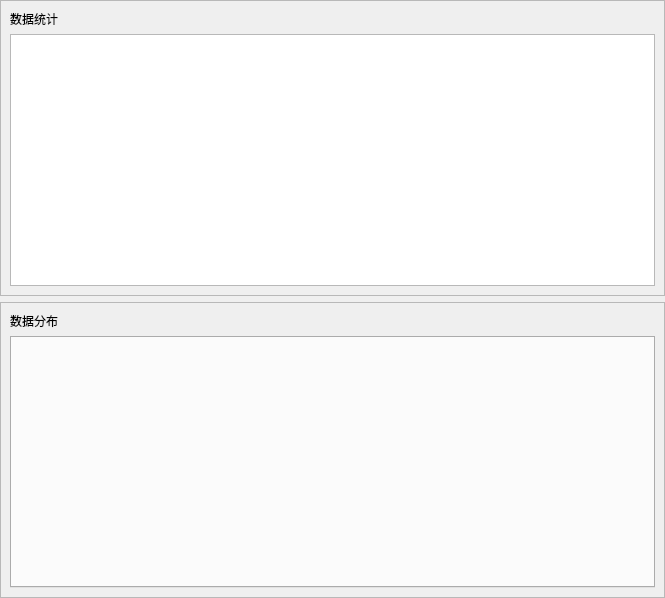
First picture: the form in SciTools/uipopup/uipy/dataset_metadata.ui, repository xihuyu20000/learn-python, before the edit.
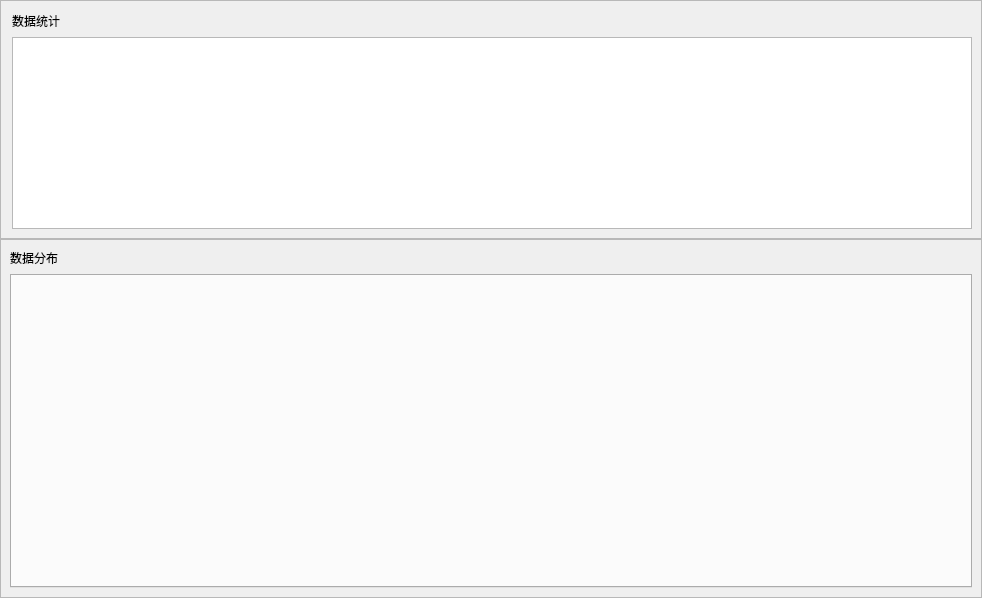
Second picture: the form after the edit.

What changed in the file:
```diff
--- a/SciTools/uipopup/uipy/dataset_metadata.ui
+++ b/SciTools/uipopup/uipy/dataset_metadata.ui
@@ -6,7 +6,7 @@
             <rect>
                 <x>0</x>
                 <y>0</y>
-                <width>665</width>
+    <width>982</width>
                 <height>598</height>
             </rect>
         </property>
@@ -14,6 +14,9 @@
             <string>元数据</string>
         </property>
         <layout class="QVBoxLayout" name="verticalLayout">
+   <property name="spacing">
+    <number>0</number>
+   </property>
             <property name="leftMargin">
                 <number>0</number>
             </property>
@@ -28,6 +31,18 @@
             </property>
             <item>
                 <widget class="QFrame" name="frame">
+     <property name="sizePolicy">
+      <sizepolicy hsizetype="Preferred" vsizetype="Preferred">
+       <horstretch>0</horstretch>
+       <verstretch>4</verstretch>
+      </sizepolicy>
+     </property>
+     <property name="maximumSize">
+      <size>
+       <width>16777215</width>
+       <height>400</height>
+      </size>
+     </property>
                     <property name="frameShape">
                         <enum>QFrame::StyledPanel</enum>
                     </property>
@@ -35,6 +50,15 @@
                         <enum>QFrame::Raised</enum>
                     </property>
                     <layout class="QVBoxLayout" name="verticalLayout_2">
+      <property name="spacing">
+       <number>7</number>
+      </property>
+      <property name="leftMargin">
+       <number>11</number>
+      </property>
+      <property name="topMargin">
+       <number>11</number>
+      </property>
                         <item>
                             <widget class="QLabel" name="label">
                                 <property name="text">
@@ -50,6 +74,12 @@
             </item>
             <item>
                 <widget class="QFrame" name="frame_2">
+     <property name="sizePolicy">
+      <sizepolicy hsizetype="Preferred" vsizetype="Preferred">
+       <horstretch>0</horstretch>
+       <verstretch>6</verstretch>
+      </sizepolicy>
+     </property>
                     <property name="frameShape">
                         <enum>QFrame::StyledPanel</enum>
                     </property>
@@ -57,6 +87,9 @@
                         <enum>QFrame::Raised</enum>
                     </property>
                     <layout class="QVBoxLayout" name="verticalLayout_3">
+      <property name="spacing">
+       <number>7</number>
+      </property>
                         <item>
                             <widget class="QLabel" name="label_2">
                                 <property name="text">
```
Lines whose indentation alone changed are shown as unchanged.
